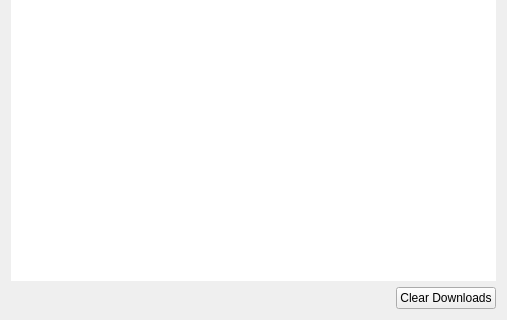
LeFroid/Viper-Browser, file src/Downloads/DownloadManager.ui: the form before one commit; both pictures show x 0 to 507 and y 273 to 593 of the 507 by 593 pixel window.
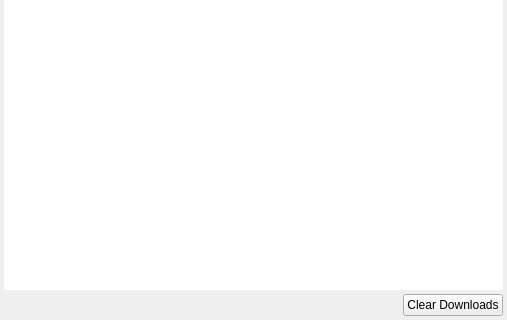
The form after the commit.

Commit message: Small changes to download manager UI and ad block filter (from last commit)

Patch:
```diff
--- a/src/Downloads/DownloadManager.ui
+++ b/src/Downloads/DownloadManager.ui
@@ -14,6 +14,21 @@
    <string>Downloads</string>
   </property>
   <layout class="QGridLayout" name="gridLayout">
+   <property name="leftMargin">
+    <number>4</number>
+   </property>
+   <property name="topMargin">
+    <number>4</number>
+   </property>
+   <property name="rightMargin">
+    <number>4</number>
+   </property>
+   <property name="bottomMargin">
+    <number>4</number>
+   </property>
+   <property name="spacing">
+    <number>4</number>
+   </property>
    <item row="0" column="0">
     <widget class="QTableWidget" name="tableWidget">
      <property name="frameShape">
```
The commit also changes 2 other files.
